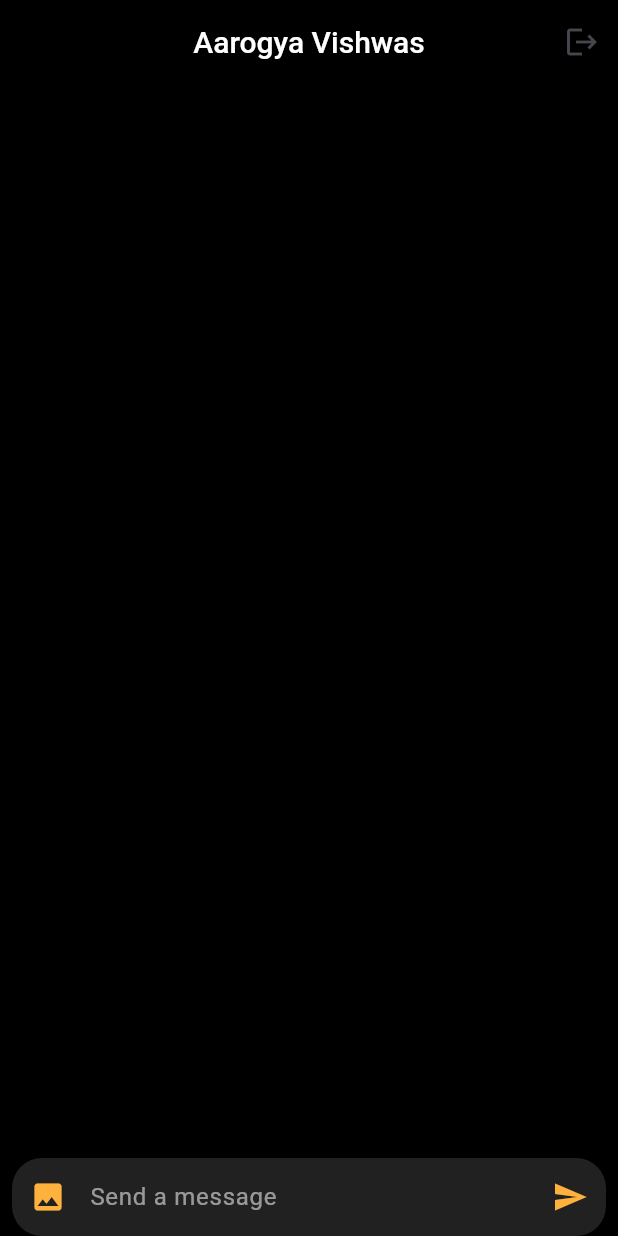
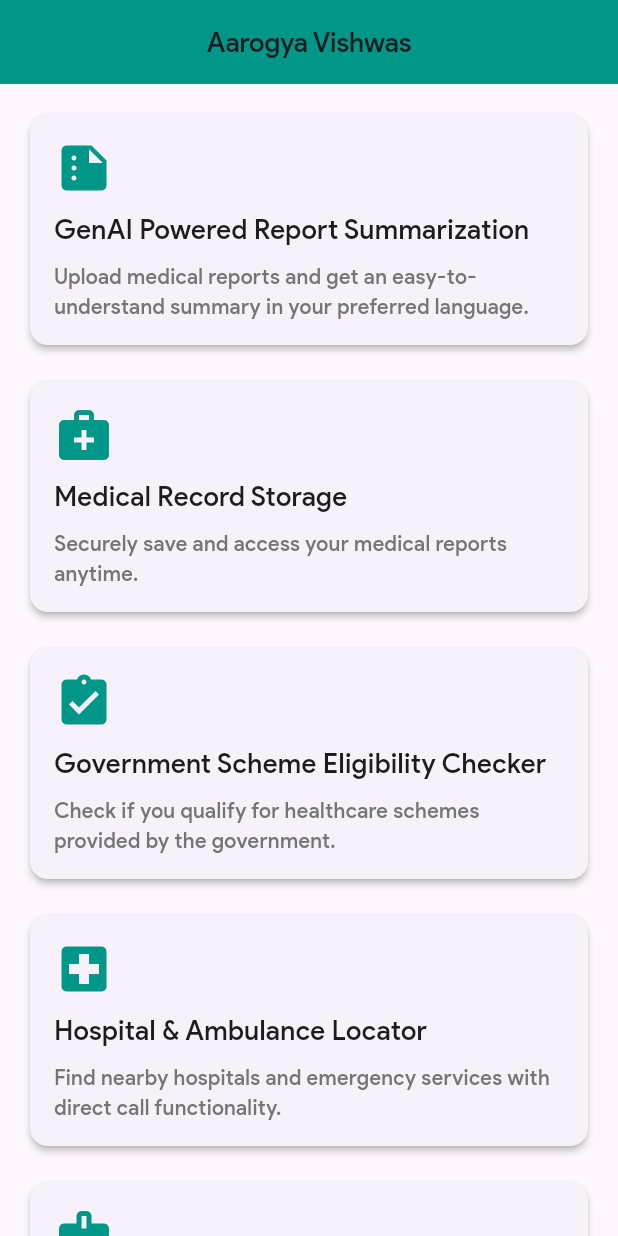
Before and after one commit to Priyanshg0211/Aarogya-Vishwas, a Flutter app: the screen it shows after launch, on a phone screen of 412 x 824 dp. Run offline on Flutter 3.47's test engine with Material 3 defaults, Android fonts, the phone set to English and light mode, and no system bars; our stand-ins replace flutter_markdown, image_picker; Roboto replaces fonts that are missing (SofiaPro).

Commit message:
added homescreen

```diff
--- a/lib/Feature/AI model/widget/ModelUI.dart
+++ b/lib/Feature/AI model/widget/ModelUI.dart
@@ -141,17 +141,17 @@ If applicable, mention if further clinical correlation is required.
   @override
   Widget build(BuildContext context) {
     return Scaffold(
-      backgroundColor: Colors.black,
+      backgroundColor: Colors.white,
       appBar: AppBar(
         automaticallyImplyLeading: false,
-        backgroundColor: Colors.black,
+        backgroundColor: Colors.white,
         centerTitle: true,
         title: Text(
           "Aarogya Vishwas",
           style: TextStyle(
-            fontFamily: 'SofiaPro',
+            fontFamily: 'Product Sans Medium',
             fontSize: 20,
-            color: Colors.white,
+            color: Colors.black,
             fontWeight: FontWeight.w500,
           ),
         ),
@@ -201,7 +201,7 @@ If applicable, mention if further clinical correlation is required.
                       'Generating Report Summary....',
                       style: TextStyle(
                         color: Colors.white,
-                        fontFamily: 'SofiaPro',
+                        fontFamily: 'Product Sans',
                         fontSize: 16,
                       ),
                     ),
@@ -325,7 +325,7 @@ If applicable, mention if further clinical correlation is required.
                   color: Colors.white54,
                 ),
                 filled: true,
-                fillColor: Colors.grey[900],
+                fillColor: Colors.grey[600],
                 border: OutlineInputBorder(
                   borderRadius: BorderRadius.circular(20.0),
                   borderSide: BorderSide.none,
@@ -344,22 +344,22 @@ If applicable, mention if further clinical correlation is required.
                 prefixIcon: IconButton(
                   icon: Icon(
                     Icons.image,
-                    color: Color(0xFFFFB13D),
+                    color: Colors.black,
                   ),
                   onPressed: _sendMediaMessage,
                 ),
                 suffixIcon: IconButton(
                   icon: Icon(
                     Icons.send,
-                    color: Color(0xFFFFB13D),
+                    color: Colors.black,
                   ),
                   onPressed: () => _handleSubmitted(_textController.text),
                 ),
               ),
               style: TextStyle(
-                fontFamily: 'SofiaPro',
+                fontFamily: 'Product Sans Medium',
                 fontWeight: FontWeight.w400,
-                color: Colors.white,
+                color: Colors.black,
               ),
               onSubmitted: (_) => _handleSubmitted(_textController.text),
             ),
--- /dev/null
+++ b/lib/Feature/Homescreen/Homescreen.dart
@@ -0,0 +1,137 @@
+import 'package:flutter/material.dart';
+
+class HomeScreen extends StatelessWidget {
+  @override
+  Widget build(BuildContext context) {
+    return Scaffold(
+      appBar: AppBar(
+        title: Text(
+          'Aarogya Vishwas',
+          style: TextStyle(fontFamily: 'Product Sans Medium', fontSize: 18),
+        ),
+        centerTitle: true,
+        backgroundColor: Colors.teal, // A calming and professional color
+      ),
+      body: SingleChildScrollView(
+        padding: EdgeInsets.all(16.0),
+        child: Column(
+          crossAxisAlignment: CrossAxisAlignment.stretch,
+          children: [
+            _buildFeatureCard(
+              icon: Icons.summarize,
+              title: 'GenAI Powered Report Summarization',
+              description:
+                  'Upload medical reports and get an easy-to-understand summary in your preferred language.',
+              onTap: () {},
+            ),
+            SizedBox(height: 16.0),
+            _buildFeatureCard(
+              icon: Icons.medical_services,
+              title: 'Medical Record Storage',
+              description:
+                  'Securely save and access your medical reports anytime.',
+              onTap: () {
+                // Navigate to the medical record storage screen
+              },
+            ),
+            SizedBox(height: 16.0),
+            _buildFeatureCard(
+              icon: Icons.assignment_turned_in,
+              title: 'Government Scheme Eligibility Checker',
+              description:
+                  'Check if you qualify for healthcare schemes provided by the government.',
+              onTap: () {
+                // Navigate to the eligibility checker screen
+              },
+            ),
+            SizedBox(height: 16.0),
+            _buildFeatureCard(
+              icon: Icons.local_hospital,
+              title: 'Hospital & Ambulance Locator',
+              description:
+                  'Find nearby hospitals and emergency services with direct call functionality.',
+              onTap: () {
+                // Navigate to the hospital locator screen
+              },
+            ),
+            SizedBox(height: 16.0),
+            _buildFeatureCard(
+              icon: Icons.medical_information,
+              title: 'Offline First Aid Guide',
+              description:
+                  'Access preloaded life-saving instructions for emergencies like burns, fractures, heart attacks, and more.',
+              onTap: () {
+                // Navigate to the first aid guide screen
+              },
+            ),
+            SizedBox(height: 16.0),
+            _buildFeatureCard(
+              icon: Icons.people,
+              title: 'Volunteer Support System',
+              description:
+                  'Seek help from trained community health volunteers.',
+              onTap: () {
+                // Navigate to the volunteer support screen
+              },
+            ),
+            SizedBox(height: 16.0),
+            _buildFeatureCard(
+              icon: Icons.location_on,
+              title: 'Local Volunteer Connection',
+              description:
+                  'Locate and contact healthcare volunteers from your village or nearby areas for immediate assistance.',
+              onTap: () {
+                // Navigate to the local volunteer connection screen
+              },
+            ),
+          ],
+        ),
+      ),
+    );
+  }
+
+  Widget _buildFeatureCard({
+    required IconData icon,
+    required String title,
+    required String description,
+    required VoidCallback onTap,
+  }) {
+    return Card(
+      elevation: 2.0,
+      shape: RoundedRectangleBorder(
+        borderRadius: BorderRadius.circular(12.0),
+      ),
+      child: InkWell(
+        onTap: onTap,
+        borderRadius: BorderRadius.circular(12.0),
+        child: Padding(
+          padding: EdgeInsets.all(16.0),
+          child: Column(
+            crossAxisAlignment: CrossAxisAlignment.start,
+            children: [
+              Icon(icon, size: 40.0, color: Colors.teal),
+              SizedBox(height: 8.0),
+              Text(
+                title,
+                style: TextStyle(
+                  fontFamily: 'Product Sans Medium',
+                  fontSize: 18.0,
+                  fontWeight: FontWeight.w600,
+                ),
+              ),
+              SizedBox(height: 8.0),
+              Text(
+                description,
+                style: TextStyle(
+                    fontFamily: 'Product Sans Medium',
+                    fontWeight: FontWeight.w500,
+                    fontSize: 14,
+                    color: Colors.grey[600]),
+              ),
+            ],
+          ),
+        ),
+      ),
+    );
+  }
+}
--- a/lib/main.dart
+++ b/lib/main.dart
@@ -1,3 +1,4 @@
+import 'package:aarogya_vishwas/Feature/Homescreen/Homescreen.dart';
 import 'package:aarogya_vishwas/Feature/splashscreen/Splashscreen.dart';
 import 'package:flutter/material.dart';
 
@@ -13,7 +14,7 @@ class MyApp extends StatelessWidget {
     return MaterialApp(
       debugShowCheckedModeBanner: false,
       title: 'Medical Report Analysis',
-      home: Splashscreen(),
+      home: HomeScreen(),
     );
   }
 }
--- a/pubspec.yaml
+++ b/pubspec.yaml
@@ -42,6 +42,7 @@ dependencies:
   image_picker: ^1.1.2
   flutter_dotenv: ^5.2.1
   mime: ^2.0.0
+  localization: ^2.1.1
 
 dev_dependencies:
   flutter_test:
```
Also changed, not shown: pubspec.lock.
